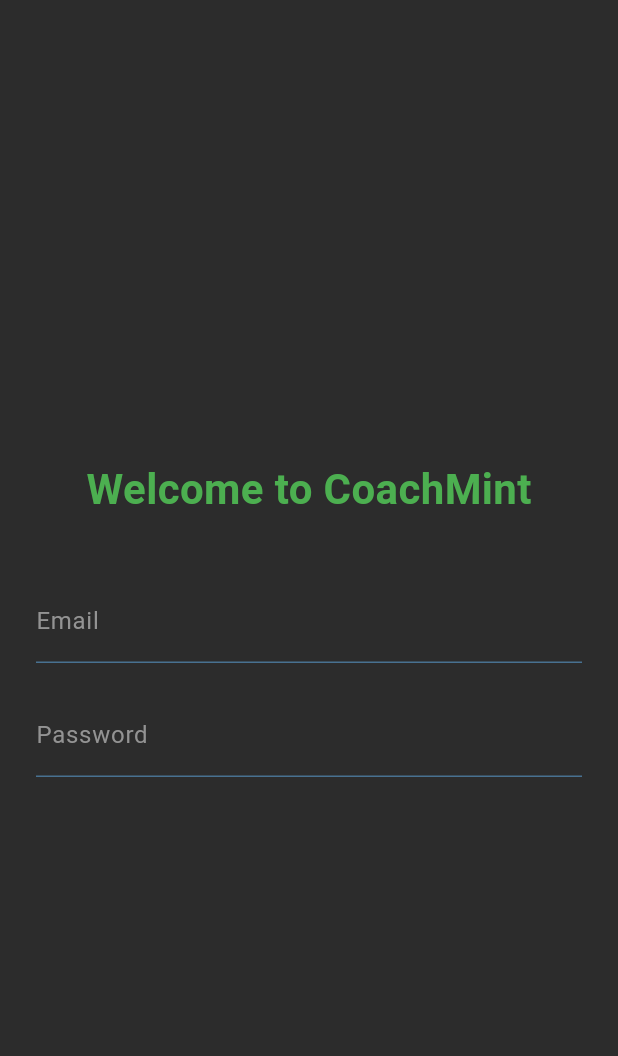
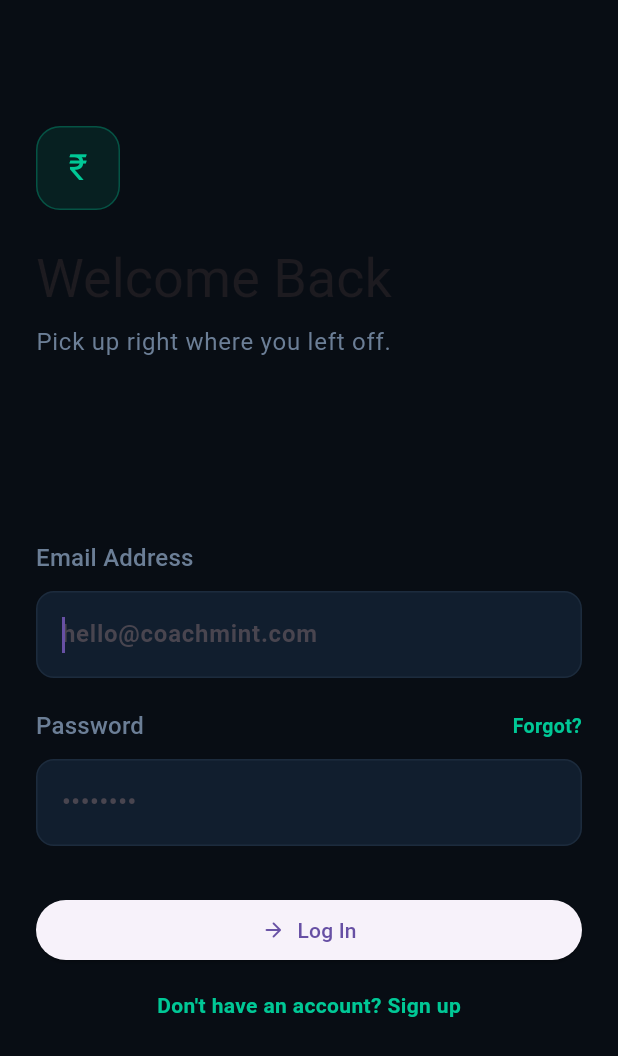
Before and after one commit to AryanKanungo/CoachMint, a Flutter app: the screen it shows after launch, on a phone screen of 412 x 824 dp. Shown: the top 1056 px of the screen. Run offline on Flutter 3.47's test engine with Material 3 defaults, Android fonts, the phone set to English and light mode, and no system bars; our stand-ins replace cloud_firestore, firebase_auth, firebase_core, flutter_dotenv, get, go_router and 3 more; missing offline and left inert: telephony; accounts and stored records are empty.

Commit message:
fin snap synced

```diff
--- a/app/lib/screens/auth/login_screen.dart
+++ b/app/lib/screens/auth/login_screen.dart
@@ -1,76 +1,198 @@
 import 'package:flutter/material.dart';
-import '../../utils/colors.dart';
-// Import your controller/auth service here
+import 'package:go_router/go_router.dart';
+import 'package:get/get.dart';
+import '../../common widgets/widgets.dart';
+import '../../controllers/login_controller.dart';
+import '../../utils/theme.dart';
+
 
 class LoginScreen extends StatelessWidget {
-  const LoginScreen({super.key});
+  LoginScreen({super.key});
+
+  final LoginController controller = Get.put(LoginController());
 
   @override
   Widget build(BuildContext context) {
     return Scaffold(
-      backgroundColor: AppColors.background,
-      body: Padding(
-        padding: const EdgeInsets.all(24.0),
+      backgroundColor: AppTheme.surface,
+      body: SafeArea(
+        child: SingleChildScrollView(
+          padding: const EdgeInsets.all(24),
+          child: ConstrainedBox(
+            constraints: BoxConstraints(
+              // This math ensures the layout takes exactly the screen height
+              // minus padding, allowing Spacers to work while scrolling!
+              minHeight: MediaQuery.of(context).size.height -
+                  MediaQuery.of(context).padding.top -
+                  MediaQuery.of(context).padding.bottom -
+                  48,
+            ),
+            child: IntrinsicHeight(
               child: Column(
-          mainAxisAlignment: MainAxisAlignment.center,
+                crossAxisAlignment: CrossAxisAlignment.start,
                 children: [
-            // Welcome Animation
-            TweenAnimationBuilder<double>(
-              tween: Tween(begin: 0.0, end: 1.0),
-              duration: const Duration(milliseconds: 1200),
-              builder: (context, value, child) {
-                return Opacity(
-                  opacity: value,
-                  child: Padding(
-                    padding: EdgeInsets.only(top: 20 * (1 - value)),
-                    child: child,
+                  const Spacer(flex: 1),
+
+                  // Logo
+                  Container(
+                    width: 56,
+                    height: 56,
+                    decoration: BoxDecoration(
+                      color: AppTheme.brand.withOpacity(0.1),
+                      borderRadius: BorderRadius.circular(16),
+                      border: Border.all(color: AppTheme.brand.withOpacity(0.3)),
                     ),
-                );
-              },
-              child: const Text(
-                "Welcome to CoachMint",
-                style: TextStyle(
-                  fontSize: 28,
-                  fontWeight: FontWeight.bold,
-                  color: AppColors.greenAccent, // Neon accent
+                    child: const Center(
+                      child: Text('₹',
+                          style: TextStyle(fontSize: 24, color: AppTheme.brand)),
+                    ),
+                  ),
+                  const SizedBox(height: 24),
+
+                  Text(
+                    'Welcome Back',
+                    style: Theme.of(context).textTheme.displaySmall,
+                  ),
+                  const SizedBox(height: 8),
+                  Text(
+                    'Pick up right where you left off.',
+                    style: Theme.of(context).textTheme.bodyLarge?.copyWith(
+                      color: AppTheme.textSecondary,
+                      height: 1.5,
+                    ),
+                  ),
+
+                  const Spacer(flex: 2),
+
+                  // Email Input
+                  Text('Email Address',
+                      style: Theme.of(context)
+                          .textTheme
+                          .titleMedium
+                          ?.copyWith(color: AppTheme.textSecondary)),
+                  const SizedBox(height: 10),
+                  Container(
+                    decoration: BoxDecoration(
+                      color: AppTheme.surfaceElevated,
+                      borderRadius: BorderRadius.circular(12),
+                      border: Border.all(color: AppTheme.border),
+                    ),
+                    child: TextField(
+                      controller: controller.emailController,
+                      keyboardType: TextInputType.emailAddress,
+                      autofocus: true,
+                      style: const TextStyle(
+                          fontSize: 16, fontWeight: FontWeight.w600),
+                      decoration: const InputDecoration(
+                        hintText: 'hello@coachmint.com',
+                        contentPadding: EdgeInsets.all(16),
+                        border: InputBorder.none,
                       ),
                     ),
                   ),
-            const SizedBox(height: 40),
 
-            // Email Field
-            TextField(
-              style: const TextStyle(color: AppColors.white), // Makes typed text visible
-              decoration: InputDecoration(
-                labelText: "Email",
-                labelStyle: const TextStyle(color: AppColors.secondaryText),
-                enabledBorder: UnderlineInputBorder(
-                  borderSide: BorderSide(color: AppColors.primary.withOpacity(0.5)),
+                  const SizedBox(height: 20),
+
+                  // Password Input
+                  Row(
+                    mainAxisAlignment: MainAxisAlignment.spaceBetween,
+                    children: [
+                      Text('Password',
+                          style: Theme.of(context)
+                              .textTheme
+                              .titleMedium
+                              ?.copyWith(color: AppTheme.textSecondary)),
+                      // Optional: Forgot Password Button
+                      GestureDetector(
+                        onTap: () {
+                          // TODO: Route to forgot password screen
+                        },
+                        child: const Text('Forgot?',
+                            style: TextStyle(
+                                fontSize: 13,
+                                color: AppTheme.brand,
+                                fontWeight: FontWeight.w600)),
                       ),
-                focusedBorder: const UnderlineInputBorder(
-                  borderSide: BorderSide(color: AppColors.greenAccent),
+                    ],
+                  ),
+                  const SizedBox(height: 10),
+                  Container(
+                    decoration: BoxDecoration(
+                      color: AppTheme.surfaceElevated,
+                      borderRadius: BorderRadius.circular(12),
+                      border: Border.all(color: AppTheme.border),
+                    ),
+                    child: TextField(
+                      controller: controller.passwordController,
+                      obscureText: true,
+                      style: const TextStyle(
+                          fontSize: 16, fontWeight: FontWeight.w600),
+                      decoration: const InputDecoration(
+                        hintText: '••••••••',
+                        contentPadding: EdgeInsets.all(16),
+                        border: InputBorder.none,
+                      ),
+                      onSubmitted: (_) async {
+                        if (await controller.login() && context.mounted) {
+                          context.go('/dashboard');
+                        }
+                      },
+                    ),
+                  ),
+
+                  // Error Message
+                  Obx(() {
+                    if (controller.errorMessage.value != null) {
+                      return Padding(
+                        padding: const EdgeInsets.only(top: 12),
+                        child: Text(
+                          controller.errorMessage.value!,
+                          style: const TextStyle(color: AppTheme.danger, fontSize: 13),
+                        ),
+                      );
+                    }
+                    return const SizedBox.shrink();
+                  }),
+
+                  const SizedBox(height: 32),
+
+                  // Submit Button
+                  SizedBox(
+                    width: double.infinity,
+                    child: Obx(() => CMButton(
+                      label: 'Log In',
+                      loading: controller.isLoading.value,
+                      icon: Icons.arrow_forward_rounded,
+                      onPressed: () async {
+                        bool success = await controller.login();
+                        if (success && context.mounted) {
+                          context.go('/dashboard'); // Route to dashboard on success
+                        }
+                      },
+                    )),
+                  ),
+
+                  const SizedBox(height: 16),
+
+                  // Register redirect
+                  Center(
+                    child: GestureDetector(
+                      onTap: () => context.go('/register'),
+                      child: const Text(
+                        'Don\'t have an account? Sign up',
+                        style: TextStyle(
+                            fontSize: 14,
+                            color: AppTheme.brand,
+                            fontWeight: FontWeight.w600),
                       ),
                     ),
                   ),
-            const SizedBox(height: 20),
 
-            // Password Field
-            TextField(
-              obscureText: true,
-              style: const TextStyle(color: AppColors.white), // Makes typed text visible
-              decoration: InputDecoration(
-                labelText: "Password",
-                labelStyle: const TextStyle(color: AppColors.secondaryText),
-                enabledBorder: UnderlineInputBorder(
-                  borderSide: BorderSide(color: AppColors.primary.withOpacity(0.5)),
-                ),
-                focusedBorder: const UnderlineInputBorder(
-                  borderSide: BorderSide(color: AppColors.greenAccent),
+                  const Spacer(flex: 2),
+                ],
               ),
             ),
           ),
-            // ... add your Login button here
-          ],
         ),
       ),
     );
```
Also changed, not shown: app/pubspec.lock. Lines whose indentation alone changed are shown as unchanged.
